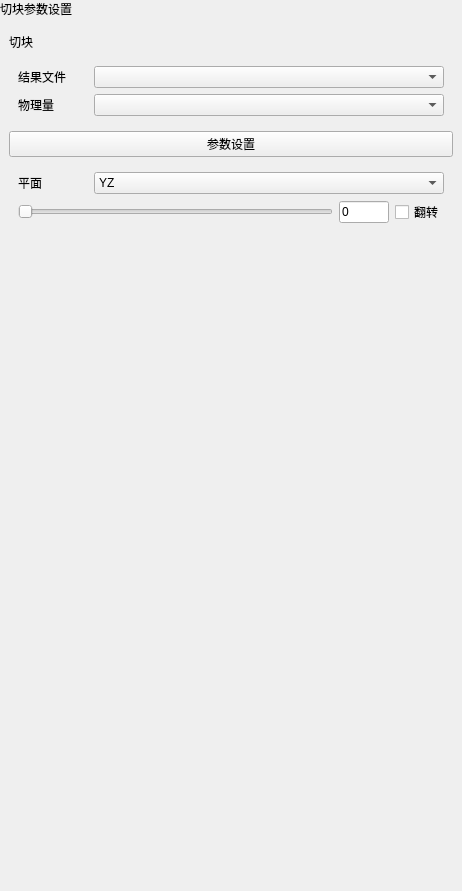
The window that plugins/Base_PostProcessing/BlockSettingsWidget.ui (asd977/base_cae) describes before a commit, drawn with Qt 5.
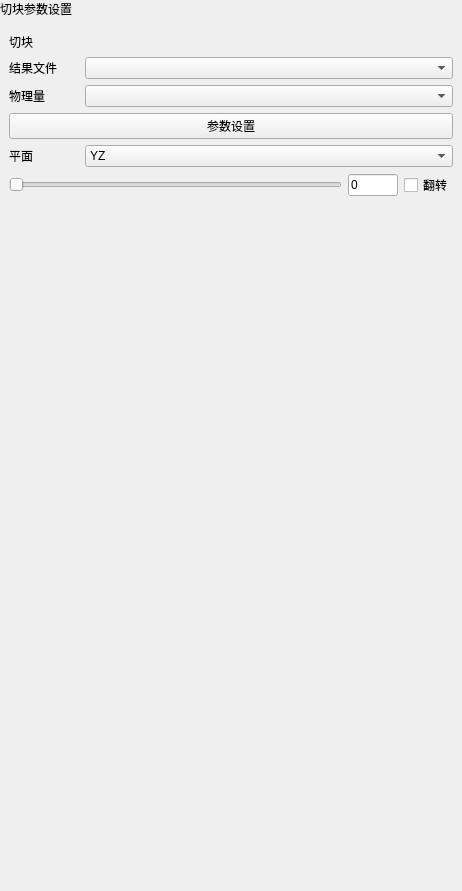
The same window after the commit.

The edit to the form file:
```diff
--- a/plugins/Base_PostProcessing/BlockSettingsWidget.ui
+++ b/plugins/Base_PostProcessing/BlockSettingsWidget.ui
@@ -124,6 +124,18 @@
           </property>
          </widget>
         </item>
+        <property name="leftMargin">
+         <number>0</number>
+        </property>
+        <property name="topMargin">
+         <number>0</number>
+        </property>
+        <property name="rightMargin">
+         <number>0</number>
+        </property>
+        <property name="bottomMargin">
+         <number>0</number>
+        </property>
        </layout>
       </widget>
      </item>
@@ -189,6 +201,18 @@
             </property>
            </widget>
           </item>
+          <property name="leftMargin">
+           <number>0</number>
+          </property>
+          <property name="topMargin">
+           <number>0</number>
+          </property>
+          <property name="rightMargin">
+           <number>0</number>
+          </property>
+          <property name="bottomMargin">
+           <number>0</number>
+          </property>
          </layout>
         </item>
         <item>
@@ -235,8 +259,32 @@
             </property>
            </widget>
           </item>
+          <property name="leftMargin">
+           <number>0</number>
+          </property>
+          <property name="topMargin">
+           <number>0</number>
+          </property>
+          <property name="rightMargin">
+           <number>0</number>
+          </property>
+          <property name="bottomMargin">
+           <number>0</number>
+          </property>
          </layout>
         </item>
+        <property name="leftMargin">
+         <number>0</number>
+        </property>
+        <property name="topMargin">
+         <number>0</number>
+        </property>
+        <property name="rightMargin">
+         <number>0</number>
+        </property>
+        <property name="bottomMargin">
+         <number>0</number>
+        </property>
        </layout>
       </widget>
      </item>
```
